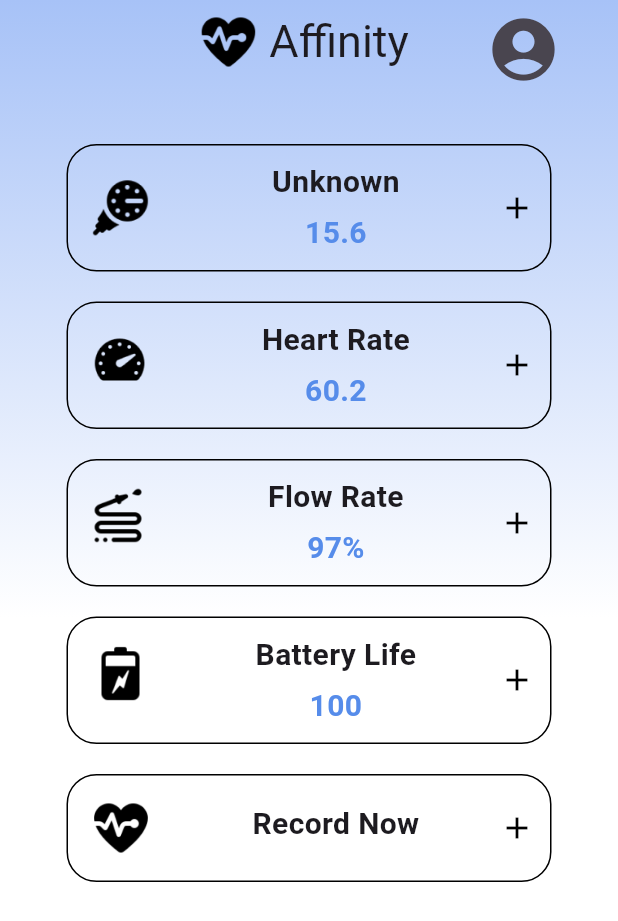
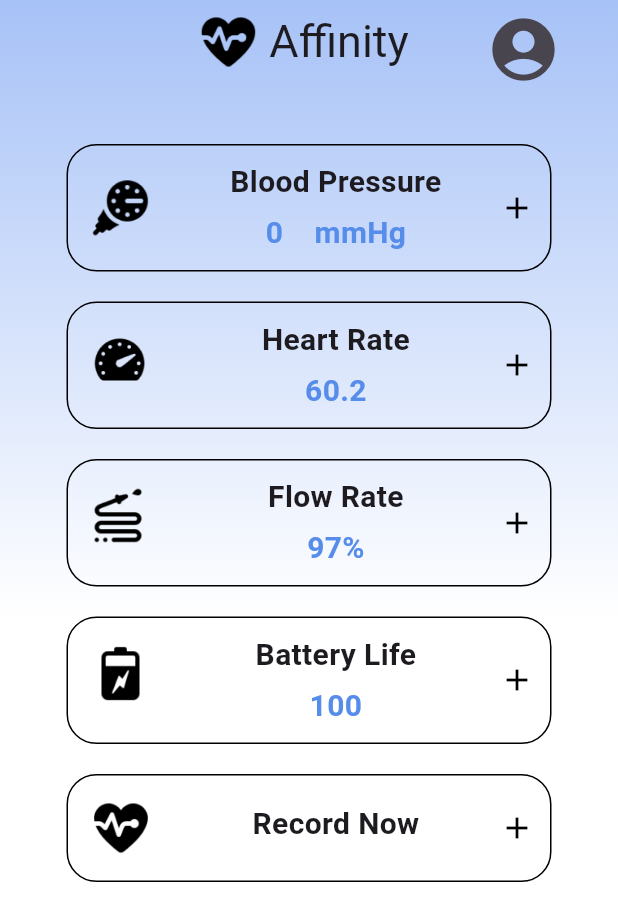
Before and after one commit to Affinity-App/Affinity-App, a Flutter app: the screen it shows once a user with an empty profile is signed in, on a phone screen of 412 x 824 dp. Shown: the top 921 px of the screen. Run offline on Flutter 3.47's test engine with Material 3 defaults, Android fonts, the phone set to English and light mode, and no system bars; our stand-ins replace cloud_firestore, firebase_auth, firebase_core, fl_chart, google_sign_in; accounts and stored records are empty.

Commit message:
successful listener for blood pressure

```diff
--- a/cardiacengineering_app/lib/pages/home_data/home_page.dart
+++ b/cardiacengineering_app/lib/pages/home_data/home_page.dart
@@ -18,7 +18,7 @@ class HomePage extends StatefulWidget {
 }
 
 class _HomePageState extends State<HomePage> {
-  String bloodPressure = 'Unknown'; // Initialize blood pressure with 'Unknown'
+  String bloodPressure = '0'; // Initialize blood pressure with 'Unknown'
 
   @override
   void initState() {
@@ -99,8 +99,8 @@ class _HomePageState extends State<HomePage> {
                       20), // Added space
               _buildDataBox(
                 context,
-                label: bloodPressure,
-                value: '15.6',
+                label: "Blood Pressure",
+                value: bloodPressure + '    mmHg',
                 iconPath: 'assets/images/Blood.png',
                 iconSize: 50.0,
                 labelFontSize: 20.0,
```
